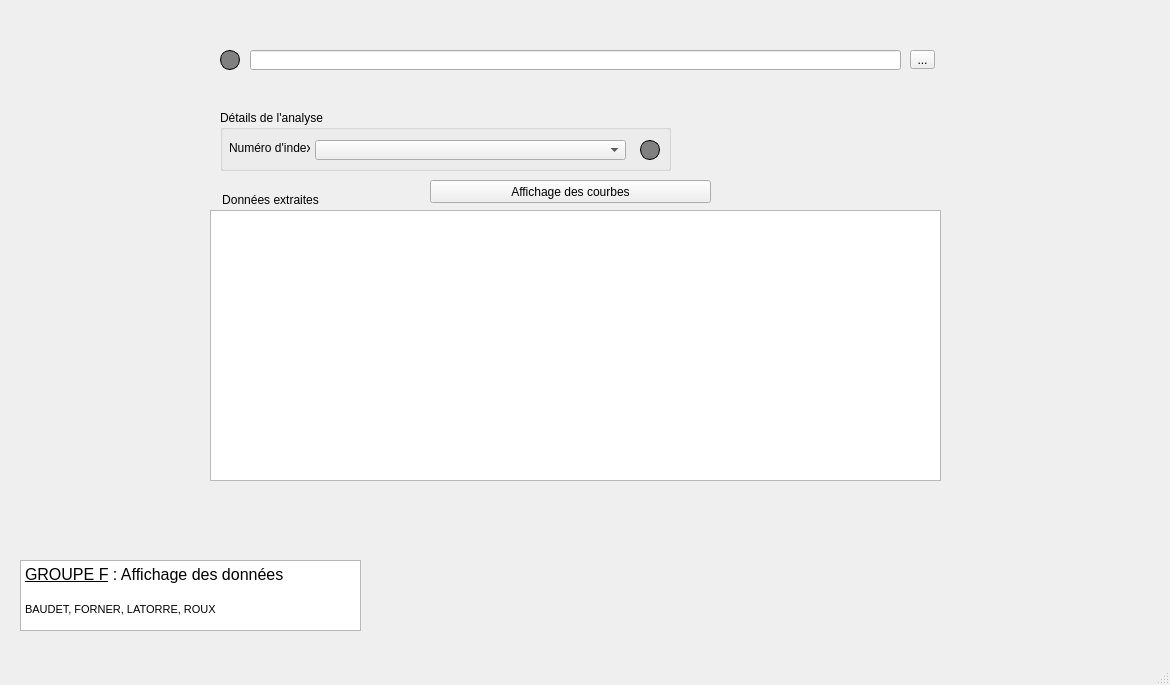
First picture: the form in F_Ui/F_Interface_1_Selection.ui, repository ClementBaty/m2_2025-2026, before the edit.
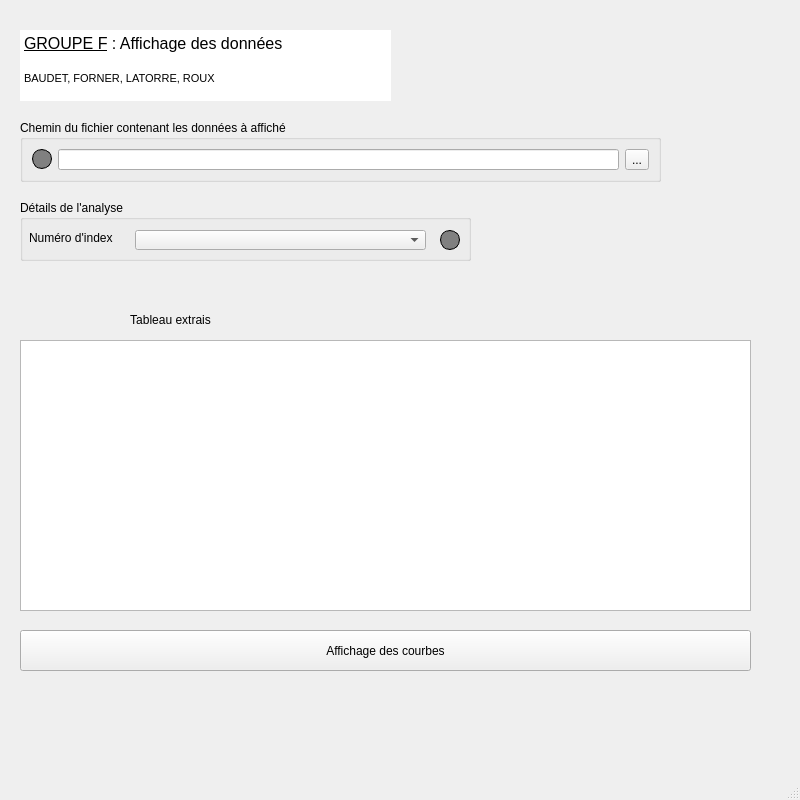
Second picture: the form after the edit.

Commit message: modification des interfaces (mise au propre temporaire pour préparer d'autre ajout), debugage de la fonction label qui prenait la position du groupe et non pas la position des graph

```diff
--- a/F_Ui/F_Interface_1_Selection.ui
+++ b/F_Ui/F_Interface_1_Selection.ui
@@ -6,44 +6,27 @@
    <rect>
     <x>0</x>
     <y>0</y>
-    <width>1170</width>
-    <height>685</height>
+    <width>800</width>
+    <height>800</height>
    </rect>
   </property>
+  <property name="maximumSize">
+   <size>
+    <width>800</width>
+    <height>800</height>
+   </size>
+  </property>
   <property name="windowTitle">
    <string>MainWindow</string>
   </property>
   <widget class="QWidget" name="centralwidget">
-   <widget class="QToolButton" name="url_bouton">
-    <property name="geometry">
-     <rect>
-      <x>910</x>
-      <y>50</y>
-      <width>25</width>
-      <height>19</height>
-     </rect>
-    </property>
-    <property name="text">
-     <string>...</string>
-    </property>
-   </widget>
-   <widget class="QLineEdit" name="url_input">
-    <property name="geometry">
-     <rect>
-      <x>250</x>
-      <y>50</y>
-      <width>651</width>
-      <height>20</height>
-     </rect>
-    </property>
-   </widget>
    <widget class="QPushButton" name="affichage_graph">
     <property name="geometry">
      <rect>
-      <x>430</x>
-      <y>180</y>
-      <width>281</width>
-      <height>23</height>
+      <x>20</x>
+      <y>630</y>
+      <width>731</width>
+      <height>41</height>
      </rect>
     </property>
     <property name="text">
@@ -53,8 +36,8 @@
    <widget class="QGroupBox" name="group_Analyse">
     <property name="geometry">
      <rect>
-      <x>220</x>
-      <y>110</y>
+      <x>20</x>
+      <y>200</y>
       <width>451</width>
       <height>61</height>
      </rect>
@@ -100,7 +83,7 @@
       <rect>
        <x>9</x>
        <y>30</y>
-       <width>81</width>
+       <width>111</width>
        <height>16</height>
       </rect>
      </property>
@@ -111,9 +94,9 @@
     <widget class="QComboBox" name="comboBox">
      <property name="geometry">
       <rect>
-       <x>95</x>
+       <x>115</x>
        <y>30</y>
-       <width>311</width>
+       <width>291</width>
        <height>20</height>
       </rect>
      </property>
@@ -122,8 +105,8 @@
    <widget class="QLabel" name="label_2">
     <property name="geometry">
      <rect>
-      <x>120</x>
-      <y>190</y>
+      <x>20</x>
+      <y>310</y>
       <width>301</width>
       <height>20</height>
      </rect>
@@ -132,56 +115,38 @@
      <enum>Qt::LeftToRight</enum>
     </property>
     <property name="text">
-     <string>Données extraites</string>
+     <string>Tableau extrais</string>
     </property>
     <property name="alignment">
      <set>Qt::AlignCenter</set>
     </property>
    </widget>
-   <widget class="QLabel" name="voy_url">
-    <property name="geometry">
-     <rect>
-      <x>220</x>
-      <y>50</y>
-      <width>20</width>
-      <height>20</height>
-     </rect>
-    </property>
-    <property name="minimumSize">
-     <size>
-      <width>20</width>
-      <height>20</height>
-     </size>
-    </property>
-    <property name="maximumSize">
-     <size>
-      <width>20</width>
-      <height>20</height>
-     </size>
-    </property>
-    <property name="styleSheet">
-     <string notr="true">background-color: gray; 
-border-radius: 10px; 
-border: 1px solid black;</string>
-    </property>
-    <property name="text">
-     <string/>
-    </property>
-   </widget>
    <widget class="QTextEdit" name="textEdit">
     <property name="geometry">
      <rect>
       <x>20</x>
-      <y>560</y>
-      <width>341</width>
+      <y>30</y>
+      <width>371</width>
       <height>71</height>
      </rect>
     </property>
+    <property name="frameShape">
+     <enum>QFrame::NoFrame</enum>
+    </property>
+    <property name="verticalScrollBarPolicy">
+     <enum>Qt::ScrollBarAlwaysOff</enum>
+    </property>
+    <property name="horizontalScrollBarPolicy">
+     <enum>Qt::ScrollBarAlwaysOff</enum>
+    </property>
+    <property name="sizeAdjustPolicy">
+     <enum>QAbstractScrollArea::AdjustIgnored</enum>
+    </property>
     <property name="html">
      <string>&lt;!DOCTYPE HTML PUBLIC &quot;-//W3C//DTD HTML 4.0//EN&quot; &quot;http://www.w3.org/TR/REC-html40/strict.dtd&quot;&gt;
 &lt;html&gt;&lt;head&gt;&lt;meta name=&quot;qrichtext&quot; content=&quot;1&quot; /&gt;&lt;style type=&quot;text/css&quot;&gt;
 p, li { white-space: pre-wrap; }
-&lt;/style&gt;&lt;/head&gt;&lt;body style=&quot; font-family:'MS Shell Dlg 2'; font-size:8.25pt; font-weight:400; font-style:normal;&quot;&gt;
+&lt;/style&gt;&lt;/head&gt;&lt;body style=&quot; font-family:'MS Shell Dlg 2'; font-size:7.8pt; font-weight:400; font-style:normal;&quot;&gt;
 &lt;p style=&quot; margin-top:0px; margin-bottom:0px; margin-left:0px; margin-right:0px; -qt-block-indent:0; text-indent:0px;&quot;&gt;&lt;span style=&quot; font-size:12pt; text-decoration: underline;&quot;&gt;GROUPE F&lt;/span&gt;&lt;span style=&quot; font-size:12pt;&quot;&gt; : Affichage des données&lt;/span&gt;&lt;/p&gt;
 &lt;p style=&quot;-qt-paragraph-type:empty; margin-top:0px; margin-bottom:0px; margin-left:0px; margin-right:0px; -qt-block-indent:0; text-indent:0px; font-size:12pt; text-decoration: underline;&quot;&gt;&lt;br /&gt;&lt;/p&gt;
 &lt;p style=&quot; margin-top:0px; margin-bottom:0px; margin-left:0px; margin-right:0px; -qt-block-indent:0; text-indent:0px;&quot;&gt;&lt;span style=&quot; font-size:8pt;&quot;&gt;BAUDET, FORNER, LATORRE, ROUX&lt;/span&gt;&lt;/p&gt;&lt;/body&gt;&lt;/html&gt;</string>
@@ -190,13 +155,62 @@
    <widget class="QTableWidget" name="tableWidget">
     <property name="geometry">
      <rect>
-      <x>210</x>
-      <y>210</y>
+      <x>20</x>
+      <y>340</y>
       <width>731</width>
       <height>271</height>
      </rect>
     </property>
    </widget>
+   <widget class="QGroupBox" name="groupBox">
+    <property name="geometry">
+     <rect>
+      <x>20</x>
+      <y>120</y>
+      <width>641</width>
+      <height>62</height>
+     </rect>
+    </property>
+    <property name="title">
+     <string>Chemin du fichier contenant les données à affiché</string>
+    </property>
+    <layout class="QHBoxLayout" name="horizontalLayout">
+     <item>
+      <widget class="QLabel" name="voy_url">
+       <property name="minimumSize">
+        <size>
+         <width>20</width>
+         <height>20</height>
+        </size>
+       </property>
+       <property name="maximumSize">
+        <size>
+         <width>20</width>
+         <height>20</height>
+        </size>
+       </property>
+       <property name="styleSheet">
+        <string notr="true">background-color: gray; 
+border-radius: 10px; 
+border: 1px solid black;</string>
+       </property>
+       <property name="text">
+        <string/>
+       </property>
+      </widget>
+     </item>
+     <item>
+      <widget class="QLineEdit" name="url_input"/>
+     </item>
+     <item>
+      <widget class="QToolButton" name="url_bouton">
+       <property name="text">
+        <string>...</string>
+       </property>
+      </widget>
+     </item>
+    </layout>
+   </widget>
   </widget>
   <widget class="QMenuBar" name="menubar">
    <property name="geometry">
```
Left out of the diff: 4 changed lines with no effect on the pictures. The commit also changes 2 other files.
